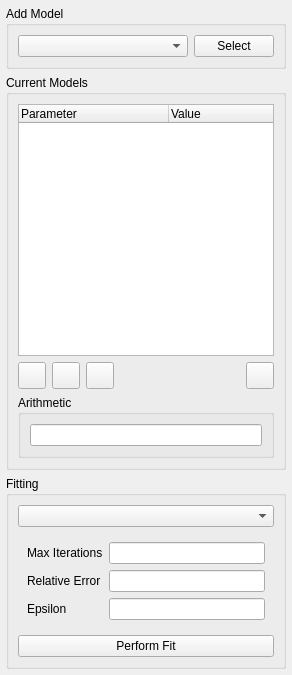
Above: specviz/data/qt/ui/model_fitting_plugin.ui from spacetelescope/specviz before the change. Below: the same form after it.
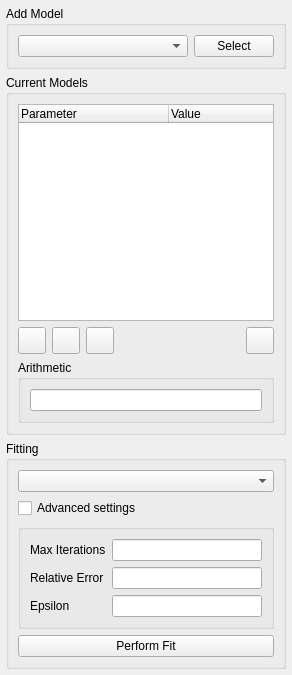
That is the form after the change. Icons and pictures are not drawn. Custom widgets are drawn as their Qt base class.

Commit message: Include working advanced settings panel

Diff of the .ui file:
```diff
--- a/specviz/data/qt/ui/model_fitting_plugin.ui
+++ b/specviz/data/qt/ui/model_fitting_plugin.ui
@@ -218,7 +218,45 @@
        <widget class="QComboBox" name="combo_box_fitting"/>
       </item>
       <item>
-       <widget class="Spoiler" name="advanced_settings" native="true">
+       <widget class="QCheckBox" name="check_box_advanced_settings">
+        <property name="styleSheet">
+         <string notr="true">.QCheckBox::indicator:unchecked {
+    image: url(:/icons/icons8-Forward-96.png);
+	height: 20px;
+	width: 20px;
+}
+
+.QCheckBox::indicator:unchecked:pressed {
+    image: url(:/icons/icons8-Forward-96.png);
+	height: 20px;
+	width: 20px;
+}
+
+.QCheckBox::indicator:checked {
+    image: url(:/icons/icons8-Expand Arrow-96.png);
+	height: 20px;
+	width: 20px;
+}
+
+.QCheckBox::indicator:checked:pressed {
+    image: url(:/icons/icons8-Expand Arrow-96.png);
+	height: 20px;
+	width: 20px;
+}</string>
+        </property>
+        <property name="text">
+         <string>Advanced settings</string>
+        </property>
+       </widget>
+      </item>
+      <item>
+       <widget class="QGroupBox" name="group_box_advanced_settings">
+        <property name="enabled">
+         <bool>true</bool>
+        </property>
+        <property name="checked">
+         <bool>false</bool>
+        </property>
         <layout class="QFormLayout" name="formLayout">
          <item row="0" column="0">
           <widget class="QLabel" name="max_iterations_label">
@@ -265,14 +303,6 @@
    </item>
   </layout>
  </widget>
- <customwidgets>
-  <customwidget>
-   <class>Spoiler</class>
-   <extends>QWidget</extends>
-   <header>specviz.widgets.spoiler</header>
-   <container>1</container>
-  </customwidget>
- </customwidgets>
  <resources>
   <include location="../resources/resources.qrc"/>
  </resources>
```
Left out of the diff: 37 changed lines with no effect on the pictures. The commit also changes 5 other files.
